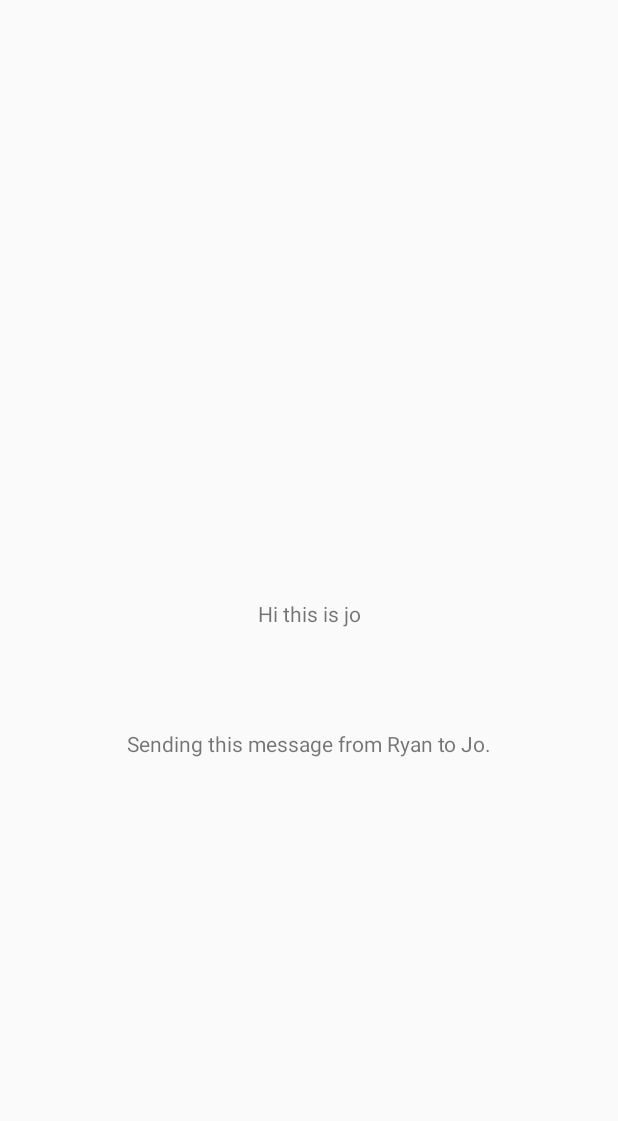
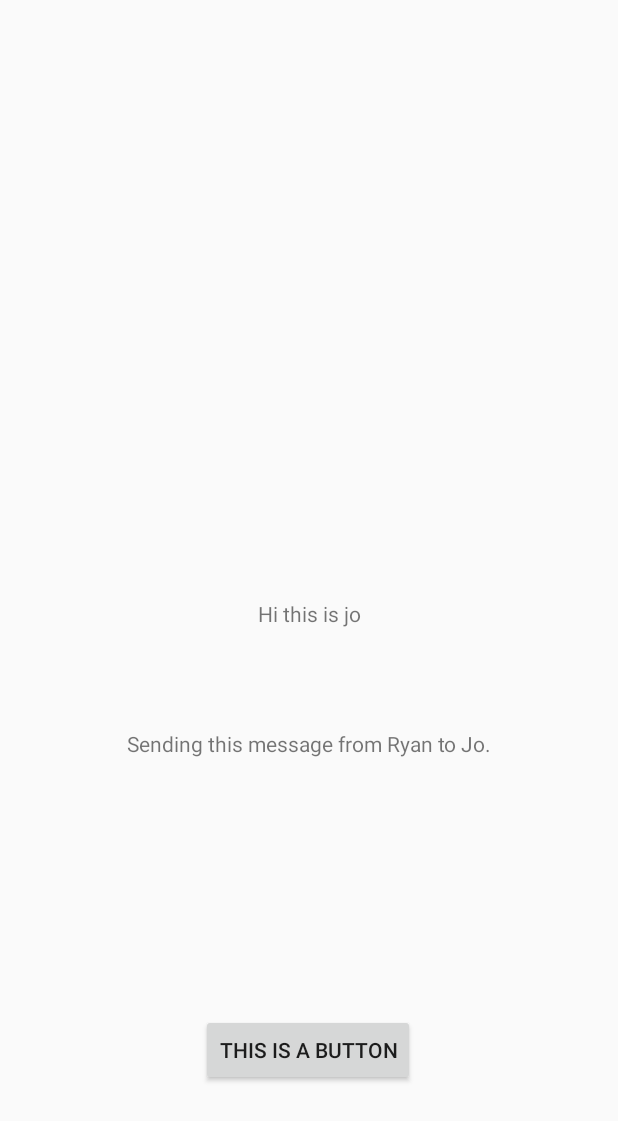
Before and after one commit to edoricardo/CoffeeInn, an Android app: the HomePage screen opened directly, with no data from a screen before it, on a phone screen of 412 x 824 dp. Shown: the top 1121 px of the screen. Run offline under Robolectric (Android 15) with nearby library versions, the phone set to English and light mode, and no system bars.

Commit message:
testing again

```diff
--- a/app/src/main/res/layout/activity_home.xml
+++ b/app/src/main/res/layout/activity_home.xml
@@ -29,4 +29,15 @@
         app:layout_constraintEnd_toEndOf="parent"
         app:layout_constraintStart_toStartOf="parent"
         app:layout_constraintTop_toBottomOf="@+id/textView3" />
+
+    <Button
+        android:id="@+id/button"
+        android:layout_width="wrap_content"
+        android:layout_height="wrap_content"
+        android:layout_marginBottom="100dp"
+        android:text="This is a button"
+        app:layout_constraintBottom_toBottomOf="parent"
+        app:layout_constraintEnd_toEndOf="parent"
+        app:layout_constraintHorizontal_bias="0.498"
+        app:layout_constraintStart_toStartOf="parent" />
 </androidx.constraintlayout.widget.ConstraintLayout>
```
